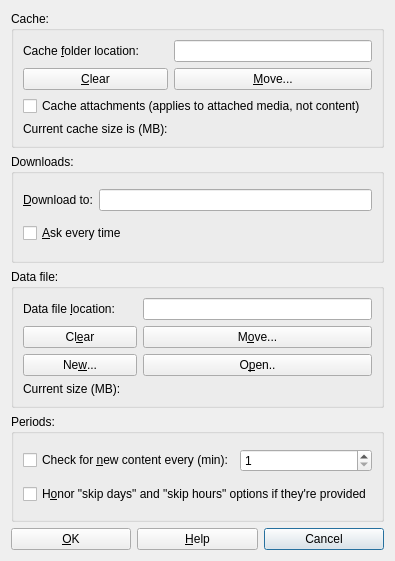
artwaw/sRSS, file optiondlg.ui: the form before one commit.
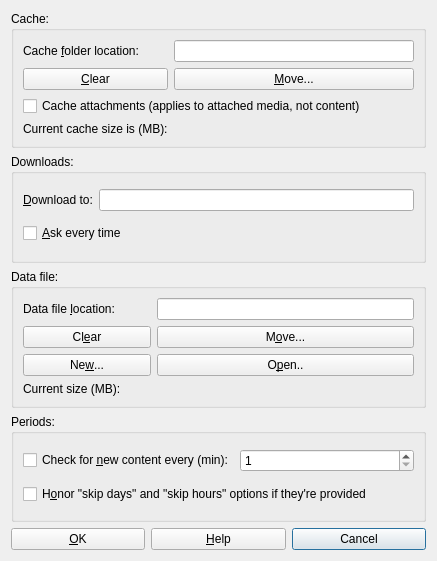
The form after the commit. Icons and pictures are not drawn.

```diff
--- a/optiondlg.ui
+++ b/optiondlg.ui
@@ -6,7 +6,7 @@
    <rect>
     <x>0</x>
     <y>0</y>
-    <width>370</width>
+    <width>437</width>
     <height>561</height>
    </rect>
   </property>
```
Left out of the diff: 8 changed lines with no effect on the pictures.
